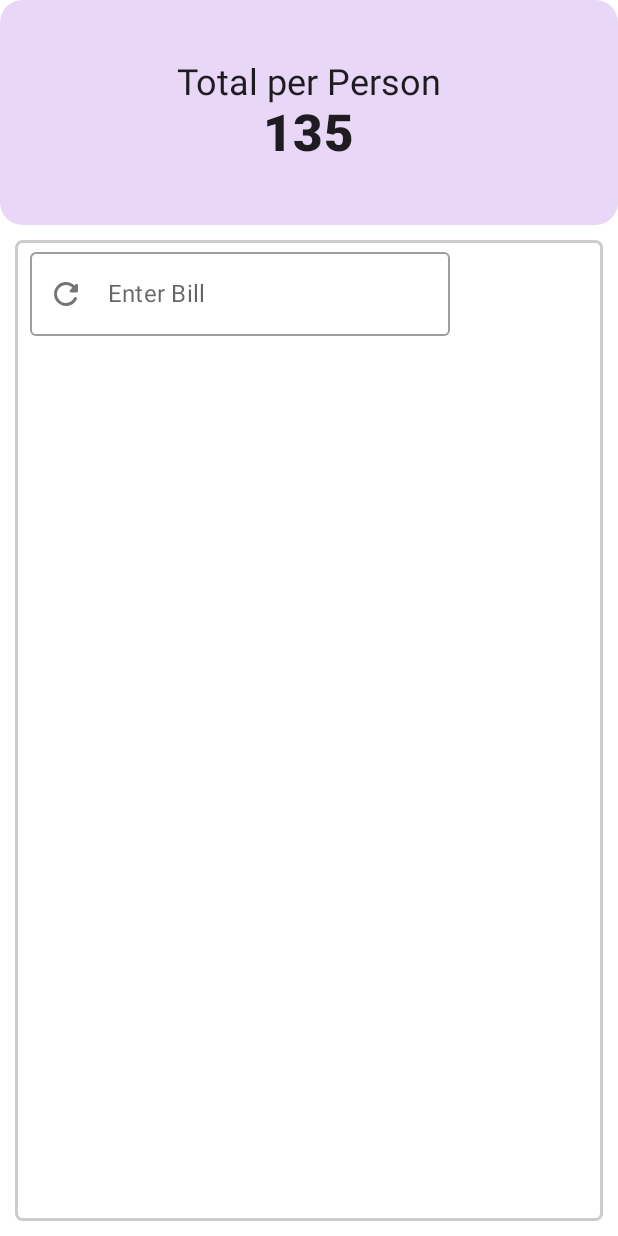
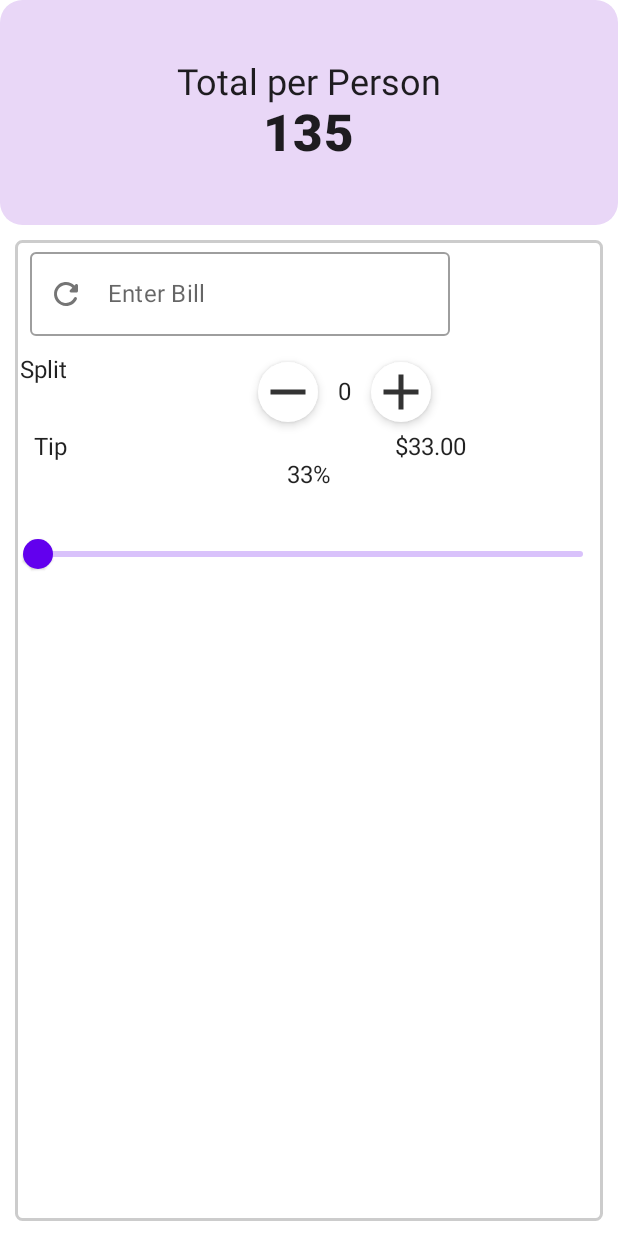
Before and after one commit to Aslmmon/Jetpack_compose_learning, an Android app built with Jetpack Compose: the screen it shows after launch (JetCalculator), on a phone screen of 412 x 824 dp. Run offline under Robolectric (Android 15) with nearby library versions, the phone set to English and light mode, and no system bars.

Commit message:
added Slider in the layout

```diff
--- a/app/src/main/java/com/example/playingwithcompose/JetCalculator/views/MainContent.kt
+++ b/app/src/main/java/com/example/playingwithcompose/JetCalculator/views/MainContent.kt
@@ -6,6 +6,7 @@ import androidx.compose.foundation.layout.*
 import androidx.compose.foundation.shape.CornerSize
 import androidx.compose.foundation.shape.RoundedCornerShape
 import androidx.compose.foundation.text.KeyboardActions
+import androidx.compose.material.Slider
 import androidx.compose.material.Surface
 import androidx.compose.material.Text
 import androidx.compose.material.icons.Icons
@@ -19,6 +20,7 @@ import androidx.compose.ui.ExperimentalComposeUiApi
 import androidx.compose.ui.Modifier
 import androidx.compose.ui.graphics.Color
 import androidx.compose.ui.platform.LocalSoftwareKeyboardController
+import androidx.compose.ui.text.style.TextAlign
 import androidx.compose.ui.unit.dp
 import com.example.playingwithcompose.JetCalculator.views.component.InputTextField
 import com.example.playingwithcompose.JetCalculator.widgets.RoundIconButton
@@ -36,8 +38,12 @@ fun MainContent() {
         totalBillState.value.trim().isNotEmpty()
     }
     val isMoreThanOne = remember(totalSplitNumber.value) {
-        totalSplitNumber.value >= 1
+        totalSplitNumber.value > 1
     }
+    val sliderValue = remember {
+        mutableStateOf(0f)
+    }
+
 
     val keyboard = LocalSoftwareKeyboardController.current
     Surface(
@@ -61,7 +67,6 @@ fun MainContent() {
                 }
             )
 
-            if (validState) {
             Row(modifier = Modifier.padding(3.dp), horizontalArrangement = Arrangement.Start) {
                 Text(text = "Split")
                 Spacer(modifier = Modifier.width(120.dp))
@@ -84,11 +89,40 @@ fun MainContent() {
                     })
                 }
             }
-            } else {
-                Box {
 
+            Row(
+                modifier = Modifier.padding(horizontal = 3.dp),
+                horizontalArrangement = Arrangement.Start
+            ) {
+                Text(
+                    text = "Tip",
+                    modifier = Modifier
+                        .align(Alignment.CenterVertically)
+                        .padding(start = 9.dp, end = 9.dp)
+                )
+
+                Spacer(modifier = Modifier.width(200.dp))
+
+                Text(
+                    text = "$33.00",
+                    modifier = Modifier
+                        .align(Alignment.CenterVertically)
+                        .padding(start = 9.dp, end = 9.dp)
+                )
             }
-            }
+
+            Text(
+                text = "33%",
+                textAlign = TextAlign.Center,
+                modifier = Modifier.align(Alignment.CenterHorizontally)
+            )
+            Spacer(modifier = Modifier.height(14.dp))
+            Slider(
+                modifier = Modifier.padding(5.dp),
+                value = sliderValue.value,
+                onValueChange = { newValue ->
+                    sliderValue.value = newValue
+                })
 
         }
     }
```
Lines whose indentation alone changed are shown as unchanged.
